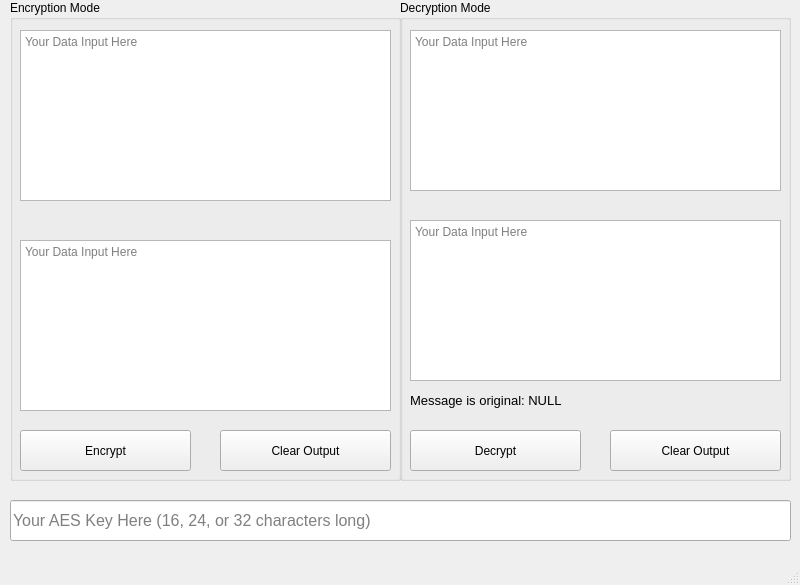
Before: the Qt Designer form mainwindow.ui in zhiyan114/SecureMessage, drawn with Qt 5.
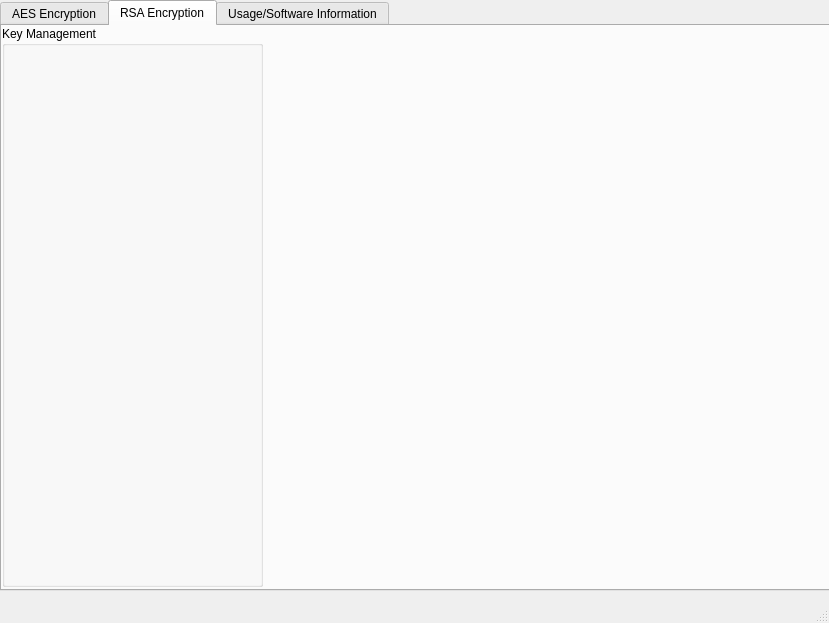
After: the same form once the commit is applied.

Commit message: Fixed AES key length check

Diff of the .ui file:
```diff
--- a/mainwindow.ui
+++ b/mainwindow.ui
@@ -6,19 +6,38 @@
    <rect>
     <x>0</x>
     <y>0</y>
-    <width>800</width>
-    <height>585</height>
+    <width>829</width>
+    <height>623</height>
    </rect>
   </property>
   <property name="windowTitle">
    <string>TextSecure by zhiyan114</string>
   </property>
   <widget class="QWidget" name="centralwidget">
+   <widget class="QTabWidget" name="tabWidget">
+    <property name="geometry">
+     <rect>
+      <x>0</x>
+      <y>0</y>
+      <width>831</width>
+      <height>591</height>
+     </rect>
+    </property>
+    <property name="currentIndex">
+     <number>1</number>
+    </property>
+    <property name="tabsClosable">
+     <bool>false</bool>
+    </property>
+    <widget class="QWidget" name="AesSection">
+     <attribute name="title">
+      <string>AES Encryption</string>
+     </attribute>
    <widget class="QGroupBox" name="groupBox">
     <property name="geometry">
      <rect>
       <x>10</x>
-      <y>0</y>
+        <y>20</y>
       <width>391</width>
       <height>481</height>
      </rect>
@@ -97,8 +116,8 @@
    <widget class="QGroupBox" name="groupBox_2">
     <property name="geometry">
      <rect>
-      <x>400</x>
-      <y>0</y>
+        <x>420</x>
+        <y>20</y>
       <width>391</width>
       <height>481</height>
      </rect>
@@ -183,8 +202,8 @@
    <widget class="QLineEdit" name="KeyInput">
     <property name="geometry">
      <rect>
-      <x>10</x>
-      <y>500</y>
+        <x>20</x>
+        <y>510</y>
       <width>781</width>
       <height>41</height>
      </rect>
@@ -204,8 +223,33 @@
      <number>32</number>
     </property>
     <property name="placeholderText">
-     <string>Your AES Key Here (16, 24, or 32 characters long)</string>
-    </property>
+       <string>Your AES Key Here (16, 24, or 32 bytes long (or characters if each character is worth 1 byte))</string>
+      </property>
+     </widget>
+    </widget>
+    <widget class="QWidget" name="RSASection">
+     <attribute name="title">
+      <string>RSA Encryption</string>
+     </attribute>
+     <widget class="QGroupBox" name="groupBox_3">
+      <property name="geometry">
+       <rect>
+        <x>0</x>
+        <y>0</y>
+        <width>261</width>
+        <height>561</height>
+       </rect>
+      </property>
+      <property name="title">
+       <string>Key Management</string>
+      </property>
+     </widget>
+    </widget>
+    <widget class="QWidget" name="UsageSection">
+     <attribute name="title">
+      <string>Usage/Software Information</string>
+     </attribute>
+    </widget>
    </widget>
   </widget>
   <widget class="QMenuBar" name="menubar">
```
Left out of the diff: 2 changed lines with no effect on the pictures. Lines whose indentation alone changed are shown as unchanged. The commit also changes 1 other file.
